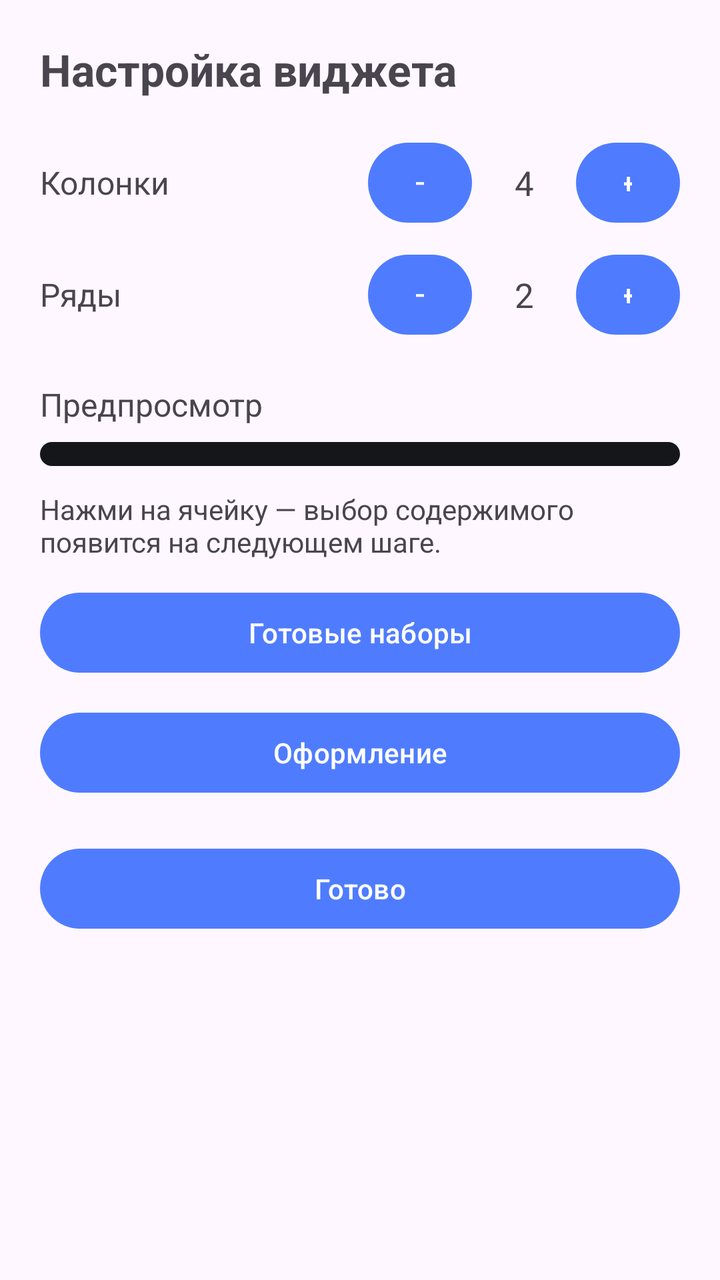
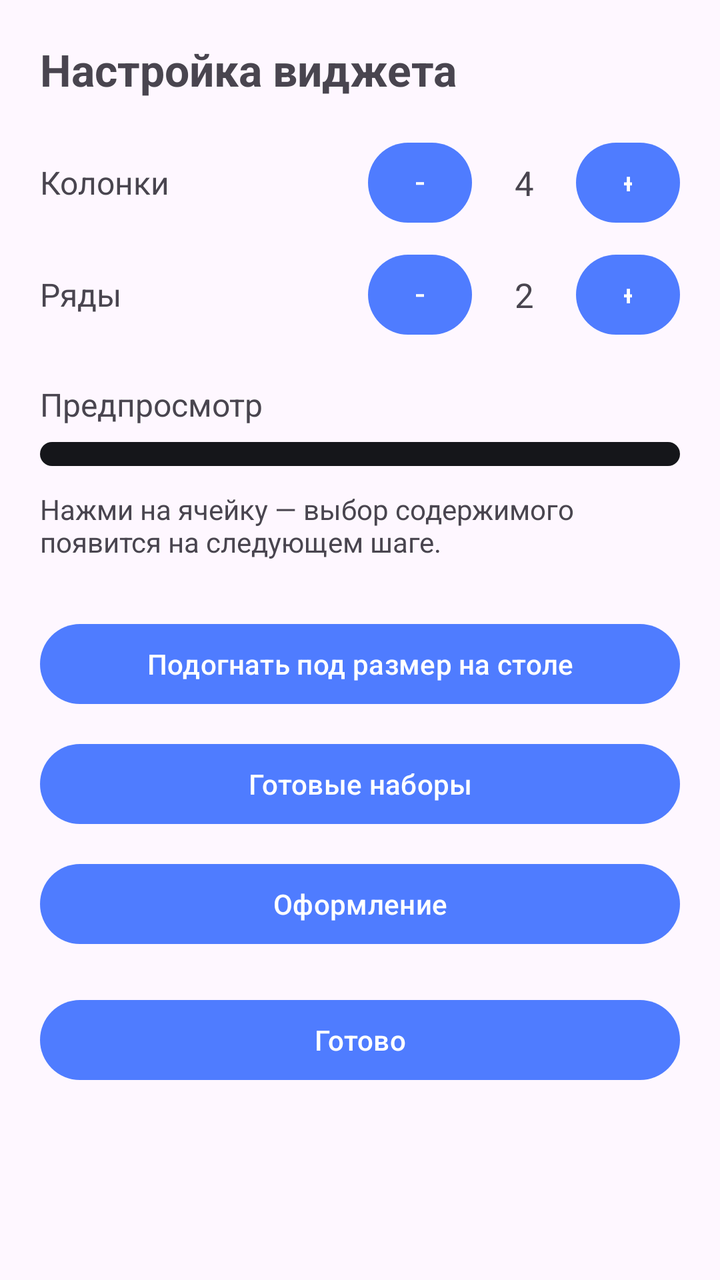

The first picture is an Android layout as it rendered before a commit; the second is the same layout after the commit. The layout source and the unified diff follow.
<!-- AndroidManifest.xml: application theme Theme.WidgetPlus -->
<!-- res/layout/activity_widget_config.xml -->
<?xml version="1.0" encoding="utf-8"?>
<ScrollView xmlns:android="http://schemas.android.com/apk/res/android"
    android:layout_width="match_parent"
    android:layout_height="match_parent"
    android:fillViewport="true">

    <LinearLayout
        android:layout_width="match_parent"
        android:layout_height="wrap_content"
        android:orientation="vertical"
        android:padding="20dp">

        <TextView
            android:layout_width="wrap_content"
            android:layout_height="wrap_content"
            android:text="@string/config_title"
            android:textSize="22sp"
            android:textStyle="bold" />

        <LinearLayout
            android:layout_width="match_parent"
            android:layout_height="wrap_content"
            android:layout_marginTop="18dp"
            android:gravity="center_vertical"
            android:orientation="horizontal">

            <TextView
                android:layout_width="0dp"
                android:layout_height="wrap_content"
                android:layout_weight="1"
                android:text="@string/config_columns"
                android:textSize="16sp" />

            <Button
                android:id="@+id/btnColsMinus"
                android:layout_width="52dp"
                android:layout_height="48dp"
                android:text="@string/minus" />

            <TextView
                android:id="@+id/tvCols"
                android:layout_width="52dp"
                android:layout_height="wrap_content"
                android:gravity="center"
                android:text="4"
                android:textSize="17sp" />

            <Button
                android:id="@+id/btnColsPlus"
                android:layout_width="52dp"
                android:layout_height="48dp"
                android:text="@string/plus" />
        </LinearLayout>

        <LinearLayout
            android:layout_width="match_parent"
            android:layout_height="wrap_content"
            android:layout_marginTop="8dp"
            android:gravity="center_vertical"
            android:orientation="horizontal">

            <TextView
                android:layout_width="0dp"
                android:layout_height="wrap_content"
                android:layout_weight="1"
                android:text="@string/config_rows"
                android:textSize="16sp" />

            <Button
                android:id="@+id/btnRowsMinus"
                android:layout_width="52dp"
                android:layout_height="48dp"
                android:text="@string/minus" />

            <TextView
                android:id="@+id/tvRows"
                android:layout_width="52dp"
                android:layout_height="wrap_content"
                android:gravity="center"
                android:text="2"
                android:textSize="17sp" />

            <Button
                android:id="@+id/btnRowsPlus"
                android:layout_width="52dp"
                android:layout_height="48dp"
                android:text="@string/plus" />
        </LinearLayout>

        <TextView
            android:layout_width="wrap_content"
            android:layout_height="wrap_content"
            android:layout_marginTop="20dp"
            android:text="@string/config_preview"
            android:textSize="16sp" />

        <LinearLayout
            android:id="@+id/previewContainer"
            android:layout_width="match_parent"
            android:layout_height="wrap_content"
            android:layout_marginTop="8dp"
            android:background="@drawable/preview_bg"
            android:orientation="vertical"
            android:padding="6dp" />

        <TextView
            android:layout_width="match_parent"
            android:layout_height="wrap_content"
            android:layout_marginTop="12dp"
            android:text="@string/config_hint"
            android:textSize="14sp" />

        <Button
            android:id="@+id/btnPresets"
            android:layout_width="match_parent"
            android:layout_height="wrap_content"
            android:layout_marginTop="12dp"
            android:text="@string/presets_open" />

        <Button
            android:id="@+id/btnStyle"
            android:layout_width="match_parent"
            android:layout_height="wrap_content"
            android:layout_marginTop="12dp"
            android:text="@string/style_open" />

        <Button
            android:id="@+id/btnDone"
            android:layout_width="match_parent"
            android:layout_height="wrap_content"
            android:layout_marginTop="20dp"
            android:text="@string/config_done" />

    </LinearLayout>
</ScrollView>
<!-- resources referenced by this layout -->
<resources>
  <!-- drawable preview_bg (drawable) -->
  <?xml version="1.0" encoding="utf-8"?>
  <shape xmlns:android="http://schemas.android.com/apk/res/android"
      android:shape="rectangle">
      <solid android:color="#FF15161A" />
      <corners android:radius="16dp" />
  </shape>
  <string name="config_columns">Колонки</string>
  <string name="config_done">Готово</string>
  <string name="config_hint">Нажми на ячейку — выбор содержимого появится на следующем шаге.</string>
  <string name="config_preview">Предпросмотр</string>
  <string name="config_rows">Ряды</string>
  <string name="config_title">Настройка виджета</string>
  <string name="minus">−</string>
  <string name="plus">+</string>
  <string name="presets_open">Готовые наборы</string>
  <string name="style_open">Оформление</string>
  <style name="Theme.WidgetPlus" parent="Theme.Material3.DayNight">
          <item name="colorPrimary">@color/brand</item>
          <item name="colorOnPrimary">#FFFFFFFF</item>
      </style>
  <color name="brand">#FF4F7CFF</color>
</resources>

<!-- the commit's change to res/layout/activity_widget_config.xml (unified diff, before → after) -->
@@ -110,6 +110,19 @@
             android:text="@string/config_hint"
             android:textSize="14sp" />
 
+        <TextView
+            android:id="@+id/tvSize"
+            android:layout_width="match_parent"
+            android:layout_height="wrap_content"
+            android:layout_marginTop="10dp"
+            android:textSize="13sp" />
+
+        <Button
+            android:id="@+id/btnFit"
+            android:layout_width="match_parent"
+            android:layout_height="wrap_content"
+            android:text="@string/fit_size" />
+
         <Button
             android:id="@+id/btnPresets"
             android:layout_width="match_parent"
<!-- resource entries referenced after the edit -->
@@ -13,6 +13,7 @@
   <string name="config_preview">Предпросмотр</string>
   <string name="config_rows">Ряды</string>
   <string name="config_title">Настройка виджета</string>
+  <string name="fit_size">Подогнать под размер на столе</string>
   <string name="minus">−</string>
   <string name="plus">+</string>
   <string name="presets_open">Готовые наборы</string>
